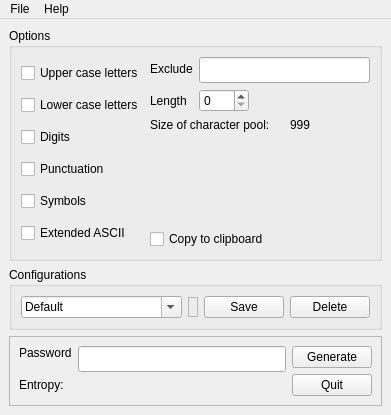
This is mainwindow.ui in TimAllman/Password-Beaver as Qt 5 draws it before an edit. The edited form follows.
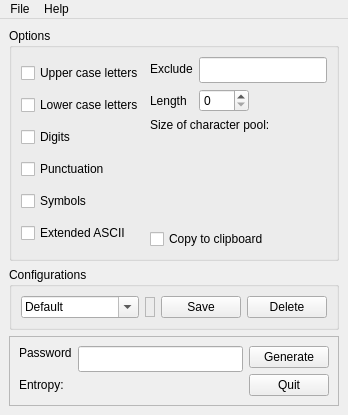
This is the edited form. Icons and pictures are not drawn. Custom widgets are drawn as their Qt base class.

Commit message: Modified GUI update logic. Makes password on startup.

The edit to the form file:
```diff
--- a/mainwindow.ui
+++ b/mainwindow.ui
@@ -6,12 +6,12 @@
    <rect>
     <x>0</x>
     <y>0</y>
-    <width>391</width>
+    <width>348</width>
     <height>415</height>
    </rect>
   </property>
   <property name="sizePolicy">
-   <sizepolicy hsizetype="Fixed" vsizetype="Fixed">
+   <sizepolicy hsizetype="Preferred" vsizetype="Fixed">
     <horstretch>0</horstretch>
     <verstretch>0</verstretch>
    </sizepolicy>
@@ -182,24 +182,9 @@
              <property name="enabled">
               <bool>true</bool>
              </property>
-             <property name="minimumSize">
-              <size>
-               <width>20</width>
-               <height>0</height>
-              </size>
-             </property>
-             <property name="maximumSize">
-              <size>
-               <width>80</width>
-               <height>16777215</height>
-              </size>
-             </property>
              <property name="lineWidth">
               <number>5</number>
              </property>
-             <property name="text">
-              <string notr="true">999</string>
-             </property>
             </widget>
            </item>
           </layout>
@@ -262,7 +247,7 @@
          <item>
           <widget class="IndicatorWidget" name="indicatorWidget">
            <property name="sizePolicy">
-            <sizepolicy hsizetype="Preferred" vsizetype="Maximum">
+            <sizepolicy hsizetype="Fixed" vsizetype="Maximum">
              <horstretch>0</horstretch>
              <verstretch>0</verstretch>
             </sizepolicy>
@@ -341,12 +326,6 @@
          </item>
          <item row="0" column="1">
           <widget class="QLineEdit" name="passwordLineEdit">
-           <property name="sizePolicy">
-            <sizepolicy hsizetype="MinimumExpanding" vsizetype="Fixed">
-             <horstretch>0</horstretch>
-             <verstretch>0</verstretch>
-            </sizepolicy>
-           </property>
            <property name="font">
             <font>
              <family>Courier</family>
@@ -450,7 +429,7 @@
     <rect>
      <x>0</x>
      <y>0</y>
-     <width>391</width>
+     <width>348</width>
      <height>22</height>
     </rect>
    </property>
```
The commit also changes 5 other files.
